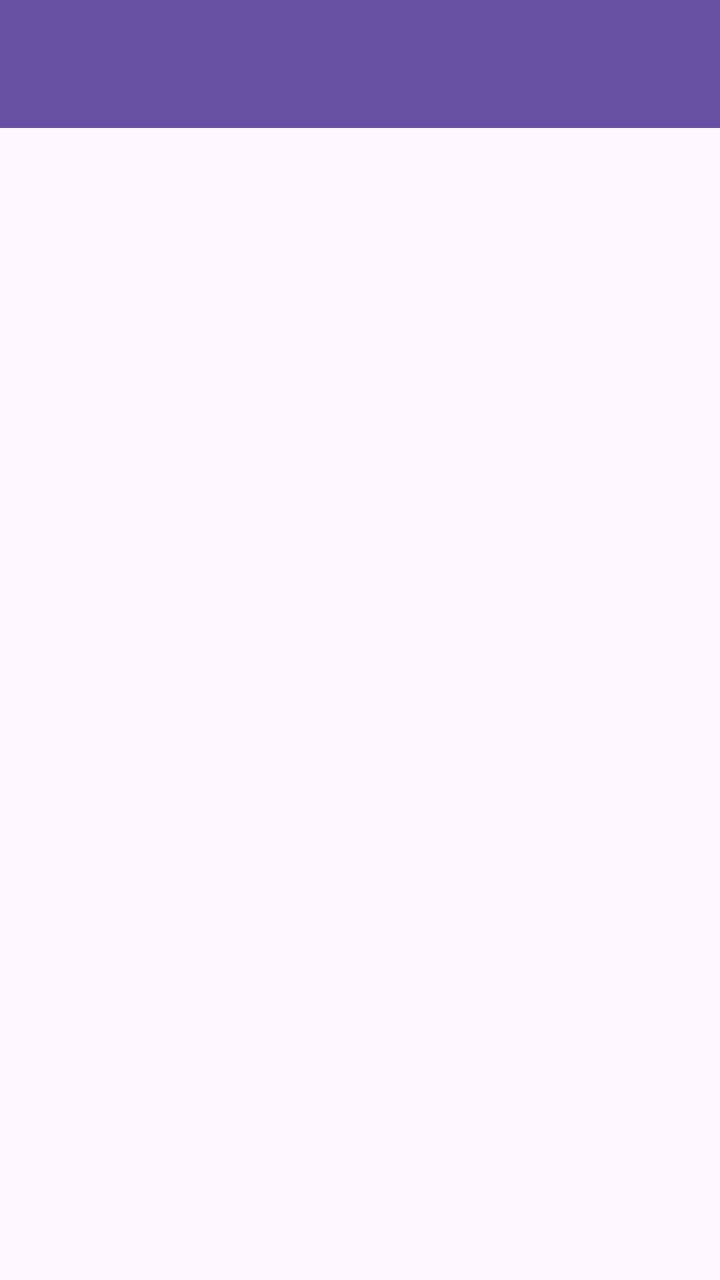
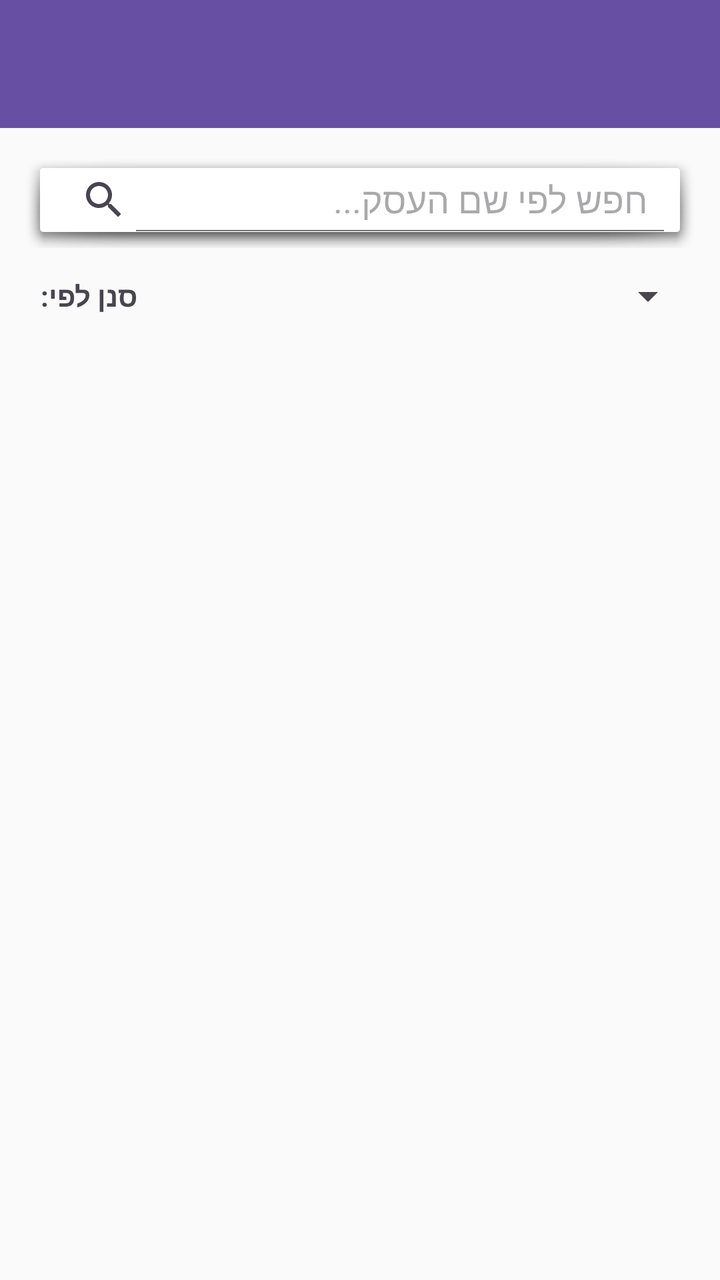

Screens rendered from an Android XML layout before and after an edit, with the pre-edit source and the edit as a unified diff.
<!-- AndroidManifest.xml: application theme Theme.MyApplication -->
<!-- res/layout/activity_browse_businesses.xml -->
<?xml version="1.0" encoding="utf-8"?>
<androidx.constraintlayout.widget.ConstraintLayout
    xmlns:android="http://schemas.android.com/apk/res/android"
    xmlns:app="http://schemas.android.com/apk/res-auto"
    android:layout_width="match_parent"
    android:layout_height="match_parent">

    
    <androidx.appcompat.widget.Toolbar
        android:id="@+id/toolbar"
        android:layout_width="0dp"
        android:layout_height="?attr/actionBarSize"
        android:background="?attr/colorPrimary"
        android:theme="@style/ThemeOverlay.AppCompat.Dark.ActionBar"
        app:layout_constraintTop_toTopOf="parent"
        app:layout_constraintStart_toStartOf="parent"
        app:layout_constraintEnd_toEndOf="parent" />

    <androidx.recyclerview.widget.RecyclerView
        android:id="@+id/rvBusinesses"
        android:layout_width="0dp"
        android:layout_height="0dp"
        android:padding="8dp"
        app:layout_constraintTop_toBottomOf="@id/toolbar"
        app:layout_constraintBottom_toBottomOf="parent"
        app:layout_constraintStart_toStartOf="parent"
        app:layout_constraintEnd_toEndOf="parent" />

</androidx.constraintlayout.widget.ConstraintLayout>
<!-- resources referenced by this layout -->
<resources>
  <style name="Theme.MyApplication" parent="Base.Theme.MyApplication" />
  <style name="Base.Theme.MyApplication" parent="Theme.Material3.DayNight.NoActionBar">
      </style>
</resources>

<!-- the commit's change to res/layout/activity_browse_businesses.xml (unified diff, before → after) -->
@@ -2,28 +2,83 @@
 <androidx.constraintlayout.widget.ConstraintLayout
     xmlns:android="http://schemas.android.com/apk/res/android"
     xmlns:app="http://schemas.android.com/apk/res-auto"
+    xmlns:tools="http://schemas.android.com/tools"
     android:layout_width="match_parent"
-    android:layout_height="match_parent">
+    android:layout_height="match_parent"
+    android:background="#FAFAFA"
+    tools:context=".BrowseBusinessesActivity">
 
     
     <androidx.appcompat.widget.Toolbar
         android:id="@+id/toolbar"
-        android:layout_width="0dp"
+        android:layout_width="match_parent"
         android:layout_height="?attr/actionBarSize"
         android:background="?attr/colorPrimary"
+        android:elevation="4dp"
         android:theme="@style/ThemeOverlay.AppCompat.Dark.ActionBar"
-        app:layout_constraintTop_toTopOf="parent"
+        app:layout_constraintTop_toTopOf="parent" />
+
+    
+    <androidx.appcompat.widget.SearchView
+        android:id="@+id/searchView"
+        android:layout_width="0dp"
+        android:layout_height="wrap_content"
+        android:layout_margin="12dp"
+        android:background="@drawable/abc_popup_background_mtrl_mult"
+        app:iconifiedByDefault="false"
+        app:queryHint="חפש לפי שם העסק..."
+        app:layout_constraintTop_toBottomOf="@id/toolbar"
         app:layout_constraintStart_toStartOf="parent"
         app:layout_constraintEnd_toEndOf="parent" />
 
+    
+    <LinearLayout
+        android:id="@+id/filterContainer"
+        android:layout_width="match_parent"
+        android:layout_height="wrap_content"
+        android:orientation="horizontal"
+        android:gravity="center_vertical"
+        android:padding="12dp"
+        app:layout_constraintTop_toBottomOf="@id/searchView">
+
+        <TextView
+            android:layout_width="wrap_content"
+            android:layout_height="wrap_content"
+            android:text="סנן לפי:"
+            android:textStyle="bold"
+            android:layout_marginStart="8dp"/>
+
+        <Spinner
+            android:id="@+id/spinnerCategories"
+            android:layout_width="match_parent"
+            android:layout_height="wrap_content"
+            android:layout_marginStart="12dp"/>
+    </LinearLayout>
+
+    
     <androidx.recyclerview.widget.RecyclerView
         android:id="@+id/rvBusinesses"
         android:layout_width="0dp"
         android:layout_height="0dp"
         android:padding="8dp"
-        app:layout_constraintTop_toBottomOf="@id/toolbar"
+        android:clipToPadding="false"
+        app:layout_constraintTop_toBottomOf="@id/filterContainer"
         app:layout_constraintBottom_toBottomOf="parent"
         app:layout_constraintStart_toStartOf="parent"
         app:layout_constraintEnd_toEndOf="parent" />
 
+    
+    <TextView
+        android:id="@+id/tvEmptyState"
+        android:layout_width="wrap_content"
+        android:layout_height="wrap_content"
+        android:text="לא נמצאו עסקים תואמים"
+        android:visibility="gone"
+        android:textSize="18sp"
+        android:textColor="#757575"
+        app:layout_constraintTop_toTopOf="@id/rvBusinesses"
+        app:layout_constraintBottom_toBottomOf="@id/rvBusinesses"
+        app:layout_constraintStart_toStartOf="parent"
+        app:layout_constraintEnd_toEndOf="parent"/>
+
 </androidx.constraintlayout.widget.ConstraintLayout>
